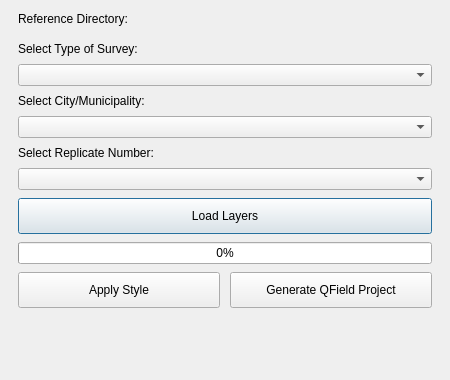
This is loader_dialog.ui in Syano18/GeoFASU_Mod as Qt 5 draws it before an edit. The edited form follows.
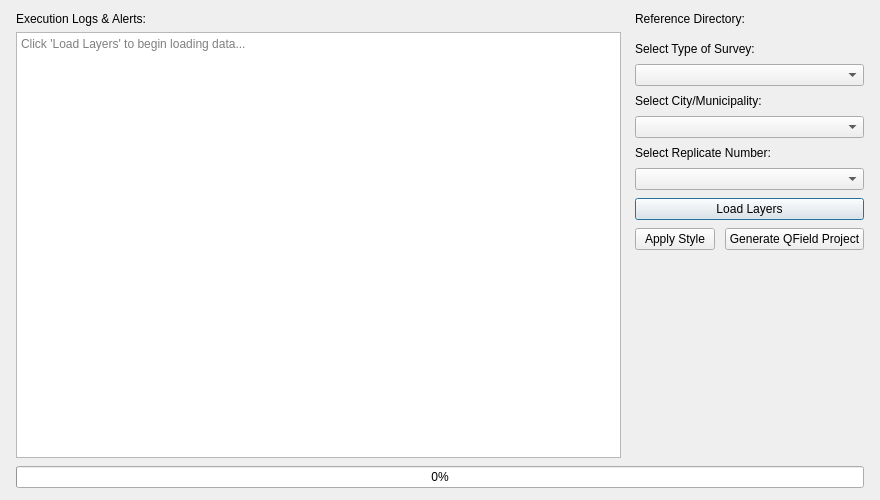
This is the edited form. Custom widgets are drawn as their Qt base class.

Diff of the .ui file:
```diff
--- a/loader_dialog.ui
+++ b/loader_dialog.ui
@@ -6,13 +6,13 @@
    <rect>
     <x>0</x>
     <y>0</y>
-    <width>450</width>
-    <height>380</height>
+    <width>880</width>
+    <height>500</height>
    </rect>
   </property>
   <property name="minimumSize">
    <size>
-    <width>360</width>
+    <width>0</width>
     <height>0</height>
    </size>
   </property>
@@ -24,18 +24,54 @@
     <number>8</number>
    </property>
    <property name="leftMargin">
-    <number>18</number>
+    <number>16</number>
    </property>
    <property name="topMargin">
     <number>12</number>
    </property>
    <property name="rightMargin">
-    <number>18</number>
+    <number>16</number>
    </property>
    <property name="bottomMargin">
     <number>12</number>
    </property>
    <item>
+    <layout class="QHBoxLayout" name="mainHorizontalLayout">
+     <property name="spacing">
+      <number>14</number>
+     </property>
+     <!-- LEFT COLUMN: Logs & Alerts -->
+   <item>
+    <layout class="QVBoxLayout" name="leftLayout">
+     <property name="spacing">
+      <number>6</number>
+     </property>
+     <item>
+      <widget class="QLabel" name="label_logs">
+       <property name="text">
+        <string>Execution Logs &amp; Alerts:</string>
+       </property>
+      </widget>
+     </item>
+     <item>
+      <widget class="QPlainTextEdit" name="logsTextEdit">
+       <property name="readOnly">
+        <bool>true</bool>
+       </property>
+       <property name="placeholderText">
+        <string>Click 'Load Layers' to begin loading data...</string>
+       </property>
+      </widget>
+     </item>
+    </layout>
+   </item>
+   <!-- RIGHT COLUMN: Controls -->
+   <item>
+    <layout class="QVBoxLayout" name="rightLayout">
+     <property name="spacing">
+      <number>8</number>
+     </property>
+     <item>
     <widget class="QLabel" name="label">
      <property name="text">
       <string>Reference Directory:</string>
@@ -84,7 +120,7 @@
      <property name="minimumSize">
       <size>
        <width>0</width>
-       <height>36</height>
+    <height>0</height>
       </size>
      </property>
      <property name="cursor">
@@ -95,16 +131,6 @@
      </property>
     </widget>
    </item>
-   <item>
-    <widget class="QProgressBar" name="progbar">
-     <property name="value">
-      <number>0</number>
-     </property>
-     <property name="alignment">
-      <set>Qt::AlignCenter</set>
-     </property>
-    </widget>
-   </item>
    <item>
     <layout class="QHBoxLayout" name="bottomButtonsLayout">
      <property name="spacing">
@@ -115,7 +141,7 @@
        <property name="minimumSize">
         <size>
          <width>0</width>
-         <height>36</height>
+    <height>0</height>
         </size>
        </property>
        <property name="cursor">
@@ -131,7 +157,7 @@
        <property name="minimumSize">
         <size>
          <width>0</width>
-         <height>36</height>
+    <height>0</height>
         </size>
        </property>
        <property name="cursor">
@@ -156,6 +182,20 @@
       </size>
      </property>
     </spacer>
+     </item>
+    </layout>
+   </item>
+  </layout>
+ </item>
+ <item>
+   <widget class="QProgressBar" name="progbar">
+       <property name="value">
+        <number>0</number>
+       </property>
+       <property name="alignment">
+        <set>Qt::AlignCenter</set>
+       </property>
+      </widget>
    </item>
   </layout>
  </widget>
```
Left out of the diff: 2 changed lines with no effect on the pictures. Lines whose indentation alone changed are shown as unchanged.
